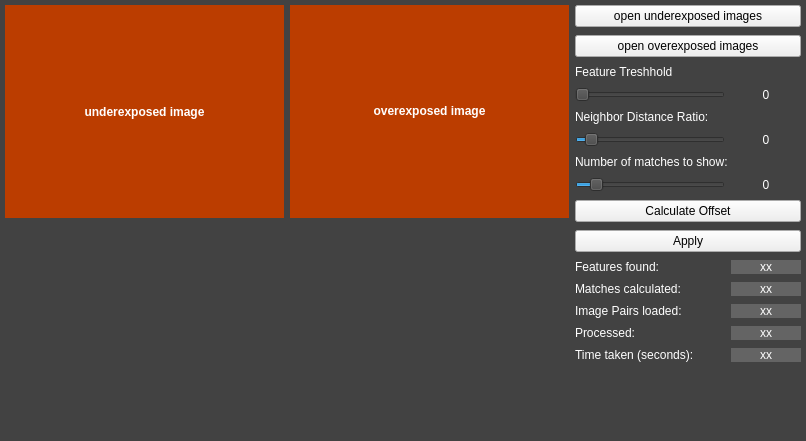
This is mainwindow.ui in FaisalZ/HDRVideo as Qt 5 draws it before an edit. The edited form follows.
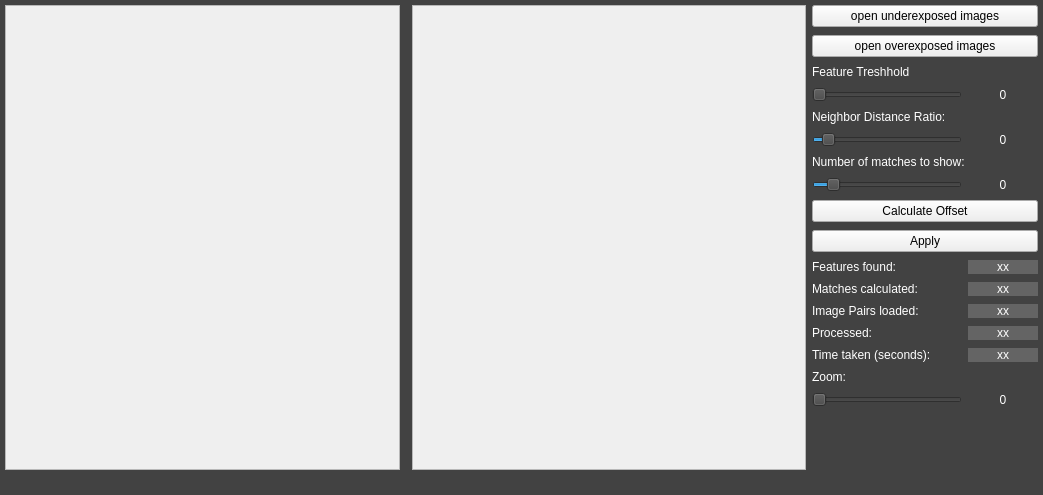
This is the edited form.

What changed in the file:
```diff
--- a/mainwindow.ui
+++ b/mainwindow.ui
@@ -6,8 +6,8 @@
    <rect>
     <x>0</x>
     <y>0</y>
-    <width>806</width>
-    <height>441</height>
+    <width>1043</width>
+    <height>495</height>
    </rect>
   </property>
   <property name="windowTitle">
@@ -33,56 +33,7 @@
     <property name="bottomMargin">
      <number>5</number>
     </property>
-    <item row="5" column="0">
-     <spacer name="horizontalSpacer">
-      <property name="orientation">
-       <enum>Qt::Horizontal</enum>
-      </property>
-      <property name="sizeHint" stdset="0">
-       <size>
-        <width>250</width>
-        <height>0</height>
-       </size>
-      </property>
-     </spacer>
-    </item>
-    <item row="2" column="1">
-     <widget class="QLabel" name="img_over">
-      <property name="baseSize">
-       <size>
-        <width>0</width>
-        <height>0</height>
-       </size>
-      </property>
-      <property name="mouseTracking">
-       <bool>true</bool>
-      </property>
-      <property name="styleSheet">
-       <string notr="true">background: rgb(187, 61, 0);
-color: rgb(255, 255, 255);</string>
-      </property>
-      <property name="text">
-       <string>&lt;html&gt;&lt;head/&gt;&lt;body&gt;&lt;p align=&quot;center&quot;&gt;&lt;span style=&quot; font-weight:600;&quot;&gt;overexposed image&lt;/span&gt;&lt;/p&gt;&lt;/body&gt;&lt;/html&gt;</string>
-      </property>
-      <property name="alignment">
-       <set>Qt::AlignCenter</set>
-      </property>
-     </widget>
-    </item>
-    <item row="5" column="1">
-     <spacer name="horizontalSpacer_2">
-      <property name="orientation">
-       <enum>Qt::Horizontal</enum>
-      </property>
-      <property name="sizeHint" stdset="0">
-       <size>
-        <width>250</width>
-        <height>0</height>
-       </size>
-      </property>
-     </spacer>
-    </item>
-    <item row="3" column="0" colspan="2">
+    <item row="3" column="1" colspan="3">
      <widget class="QLabel" name="label">
       <property name="maximumSize">
        <size>
@@ -98,49 +49,20 @@
       </property>
      </widget>
     </item>
-    <item row="2" column="0">
-     <widget class="QLabel" name="img_under">
-      <property name="baseSize">
-       <size>
-        <width>0</width>
-        <height>0</height>
-       </size>
-      </property>
-      <property name="font">
-       <font>
-        <weight>75</weight>
-        <bold>true</bold>
-       </font>
-      </property>
-      <property name="styleSheet">
-       <string notr="true">background: rgb(187, 61, 0);
-color: rgb(255, 255, 255);</string>
-      </property>
-      <property name="text">
-       <string>underexposed image</string>
-      </property>
-      <property name="alignment">
-       <set>Qt::AlignCenter</set>
-      </property>
-     </widget>
-    </item>
-    <item row="5" column="3">
-     <spacer name="horizontalSpacer_3">
+    <item row="2" column="4" rowspan="2">
+     <spacer name="verticalSpacer_2">
       <property name="orientation">
-       <enum>Qt::Horizontal</enum>
-      </property>
-      <property name="sizeType">
-       <enum>QSizePolicy::Fixed</enum>
+       <enum>Qt::Vertical</enum>
       </property>
       <property name="sizeHint" stdset="0">
        <size>
-        <width>200</width>
-        <height>0</height>
+        <width>0</width>
+        <height>40</height>
        </size>
       </property>
      </spacer>
     </item>
-    <item row="2" column="3" rowspan="2">
+    <item row="2" column="5" rowspan="2">
      <layout class="QGridLayout" name="gridLayout_4">
       <property name="sizeConstraint">
        <enum>QLayout::SetFixedSize</enum>
@@ -148,7 +70,29 @@
       <property name="verticalSpacing">
        <number>8</number>
       </property>
-      <item row="17" column="0" colspan="2">
+      <item row="13" column="0">
+       <widget class="QLabel" name="cap_loaded">
+        <property name="minimumSize">
+         <size>
+          <width>150</width>
+          <height>0</height>
+         </size>
+        </property>
+        <property name="maximumSize">
+         <size>
+          <width>150</width>
+          <height>16777215</height>
+         </size>
+        </property>
+        <property name="styleSheet">
+         <string notr="true">color: rgb(255, 255, 255);</string>
+        </property>
+        <property name="text">
+         <string>Image Pairs loaded:</string>
+        </property>
+       </widget>
+      </item>
+      <item row="18" column="0" colspan="2">
        <spacer name="verticalSpacer">
         <property name="orientation">
          <enum>Qt::Vertical</enum>
@@ -570,21 +514,141 @@
         </property>
        </widget>
       </item>
+      <item row="16" column="0">
+       <widget class="QLabel" name="cap_zoom">
+        <property name="styleSheet">
+         <string notr="true">color: rgb(255, 255, 255);</string>
+        </property>
+        <property name="text">
+         <string>Zoom:</string>
+        </property>
+       </widget>
+      </item>
+      <item row="17" column="0">
+       <widget class="QSlider" name="slider_zoom">
+        <property name="minimumSize">
+         <size>
+          <width>150</width>
+          <height>0</height>
+         </size>
+        </property>
+        <property name="maximumSize">
+         <size>
+          <width>150</width>
+          <height>16777215</height>
+         </size>
+        </property>
+        <property name="maximum">
+         <number>100</number>
+        </property>
+        <property name="orientation">
+         <enum>Qt::Horizontal</enum>
+        </property>
+       </widget>
+      </item>
+      <item row="17" column="1">
+       <widget class="QLabel" name="label_zoom">
+        <property name="styleSheet">
+         <string notr="true">color: rgb(255, 255, 255);</string>
+        </property>
+        <property name="text">
+         <string>0</string>
+        </property>
+        <property name="alignment">
+         <set>Qt::AlignCenter</set>
+        </property>
+       </widget>
+      </item>
      </layout>
     </item>
-    <item row="2" column="2" rowspan="2">
-     <spacer name="verticalSpacer_2">
+    <item row="5" column="1">
+     <spacer name="horizontalSpacer">
       <property name="orientation">
-       <enum>Qt::Vertical</enum>
+       <enum>Qt::Horizontal</enum>
       </property>
       <property name="sizeHint" stdset="0">
        <size>
-        <width>0</width>
-        <height>40</height>
+        <width>250</width>
+        <height>0</height>
        </size>
       </property>
      </spacer>
     </item>
+    <item row="5" column="3">
+     <spacer name="horizontalSpacer_2">
+      <property name="orientation">
+       <enum>Qt::Horizontal</enum>
+      </property>
+      <property name="sizeHint" stdset="0">
+       <size>
+        <width>250</width>
+        <height>0</height>
+       </size>
+      </property>
+     </spacer>
+    </item>
+    <item row="5" column="5">
+     <spacer name="horizontalSpacer_3">
+      <property name="orientation">
+       <enum>Qt::Horizontal</enum>
+      </property>
+      <property name="sizeType">
+       <enum>QSizePolicy::Fixed</enum>
+      </property>
+      <property name="sizeHint" stdset="0">
+       <size>
+        <width>200</width>
+        <height>0</height>
+       </size>
+      </property>
+     </spacer>
+    </item>
+    <item row="2" column="1">
+     <widget class="QScrollArea" name="under_scrollArea">
+      <property name="styleSheet">
+       <string notr="true">background: none;</string>
+      </property>
+      <property name="widgetResizable">
+       <bool>true</bool>
+      </property>
+      <widget class="QWidget" name="scrollAreaWidgetContents">
+       <property name="geometry">
+        <rect>
+         <x>0</x>
+         <y>0</y>
+         <width>329</width>
+         <height>425</height>
+        </rect>
+       </property>
+       <property name="baseSize">
+        <size>
+         <width>20</width>
+         <height>20</height>
+        </size>
+       </property>
+      </widget>
+     </widget>
+    </item>
+    <item row="2" column="3">
+     <widget class="QScrollArea" name="over_scrollArea">
+      <property name="styleSheet">
+       <string notr="true">background: none;</string>
+      </property>
+      <property name="widgetResizable">
+       <bool>true</bool>
+      </property>
+      <widget class="QWidget" name="scrollAreaWidgetContents_2">
+       <property name="geometry">
+        <rect>
+         <x>0</x>
+         <y>0</y>
+         <width>329</width>
+         <height>425</height>
+        </rect>
+       </property>
+      </widget>
+     </widget>
+    </item>
    </layout>
   </widget>
   <widget class="QMenuBar" name="menuBar">
```
Left out of the diff: 24 changed lines with no effect on the pictures.
